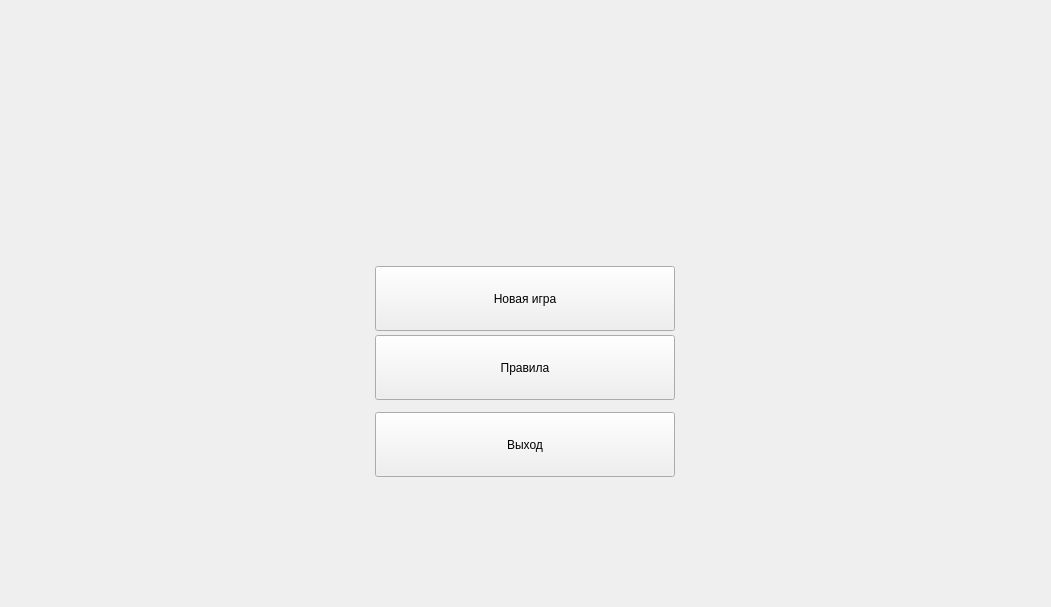
Old version of the form MathCombat/PreviewWidget.ui in the repository julivess/Math_Combat_Game.
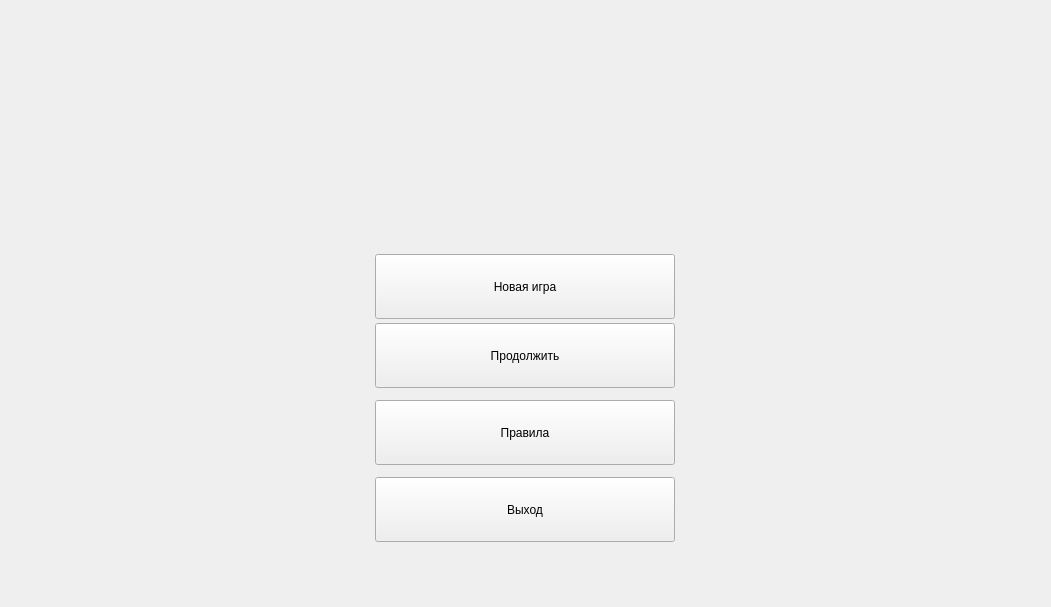
New version of the form. Icons and pictures are not drawn.

Patch:
```diff
--- a/MathCombat/PreviewWidget.ui
+++ b/MathCombat/PreviewWidget.ui
@@ -47,8 +47,8 @@
       <property name="verticalSpacing">
        <number>12</number>
       </property>
-      <item row="3" column="0">
-       <widget class="QPushButton" name="buttonRules">
+      <item row="5" column="0">
+       <widget class="QPushButton" name="buttonExit">
         <property name="minimumSize">
          <size>
           <width>0</width>
@@ -62,13 +62,26 @@
          </size>
         </property>
         <property name="text">
-         <string>Правила</string>
+         <string>Выход</string>
         </property>
         <property name="style_type" stdset="0">
          <string notr="true">MENU_BUTTON</string>
         </property>
        </widget>
       </item>
+      <item row="0" column="0">
+       <spacer name="verticalSpacer_2">
+        <property name="orientation">
+         <enum>Qt::Vertical</enum>
+        </property>
+        <property name="sizeHint" stdset="0">
+         <size>
+          <width>20</width>
+          <height>40</height>
+         </size>
+        </property>
+       </spacer>
+      </item>
       <item row="2" column="0">
        <widget class="QPushButton" name="buttonMewPlay">
         <property name="minimumSize">
@@ -101,7 +114,29 @@
         </property>
        </widget>
       </item>
-      <item row="17" column="0">
+      <item row="4" column="0">
+       <widget class="QPushButton" name="buttonRules">
+        <property name="minimumSize">
+         <size>
+          <width>0</width>
+          <height>65</height>
+         </size>
+        </property>
+        <property name="maximumSize">
+         <size>
+          <width>300</width>
+          <height>16777215</height>
+         </size>
+        </property>
+        <property name="text">
+         <string>Правила</string>
+        </property>
+        <property name="style_type" stdset="0">
+         <string notr="true">MENU_BUTTON</string>
+        </property>
+       </widget>
+      </item>
+      <item row="18" column="0">
        <spacer name="verticalSpacer">
         <property name="orientation">
          <enum>Qt::Vertical</enum>
@@ -112,40 +147,21 @@
         <property name="sizeHint" stdset="0">
          <size>
           <width>20</width>
-          <height>130</height>
+          <height>65</height>
          </size>
         </property>
        </spacer>
       </item>
-      <item row="0" column="0">
-       <spacer name="verticalSpacer_2">
-        <property name="orientation">
-         <enum>Qt::Vertical</enum>
-        </property>
-        <property name="sizeHint" stdset="0">
-         <size>
-          <width>20</width>
-          <height>40</height>
-         </size>
-        </property>
-       </spacer>
-      </item>
-      <item row="4" column="0">
-       <widget class="QPushButton" name="buttonExit">
+      <item row="3" column="0">
+       <widget class="QPushButton" name="buttonContinue">
         <property name="minimumSize">
          <size>
           <width>0</width>
           <height>65</height>
          </size>
         </property>
-        <property name="maximumSize">
-         <size>
-          <width>300</width>
-          <height>16777215</height>
-         </size>
-        </property>
         <property name="text">
-         <string>Выход</string>
+         <string>Продолжить</string>
         </property>
         <property name="style_type" stdset="0">
          <string notr="true">MENU_BUTTON</string>
```
